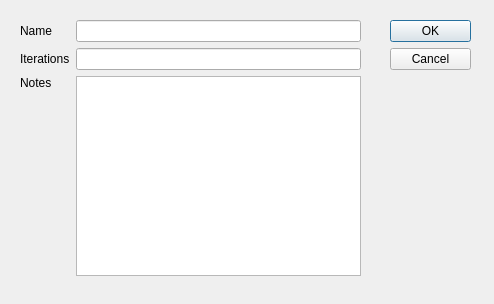
Above: newmodeldlg.ui from Obson/MicroSim-GUI before the change. Below: the same form after it.
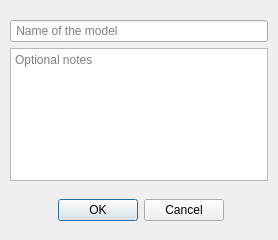
That is the form after the change.

Commit message: 1. Added interest on bank loans 2. Improved menu operation 3. Added Help menu 4. Now saves state on closing (but doesn't yet restore on startup) 5. Added new Preferences dialog for global settings 6. Introduced 'nominal population' so we can work with fixed granularity (100) and use scaling factor for graphs and reporting (not yet implemented) 7. If no models are defined on startup, New Model Dialog appears automatically 8. Moved some parameters from default to global 9. Allow user-determined number of pre-existing firms on startup

```diff
--- a/newmodeldlg.ui
+++ b/newmodeldlg.ui
@@ -6,8 +6,8 @@
    <rect>
     <x>0</x>
     <y>0</y>
-    <width>494</width>
-    <height>304</height>
+    <width>278</width>
+    <height>240</height>
    </rect>
   </property>
   <property name="windowTitle">
@@ -19,37 +19,33 @@
    </property>
    <property name="geometry">
     <rect>
-     <x>390</x>
-     <y>20</y>
-     <width>81</width>
-     <height>241</height>
+     <x>10</x>
+     <y>190</y>
+     <width>261</width>
+     <height>41</height>
     </rect>
    </property>
    <property name="orientation">
-    <enum>Qt::Vertical</enum>
+    <enum>Qt::Horizontal</enum>
    </property>
    <property name="standardButtons">
     <set>QDialogButtonBox::Cancel|QDialogButtonBox::Ok</set>
    </property>
+   <property name="centerButtons">
+    <bool>true</bool>
+   </property>
   </widget>
   <widget class="QWidget" name="">
    <property name="geometry">
     <rect>
-     <x>20</x>
+     <x>10</x>
      <y>20</y>
-     <width>341</width>
-     <height>256</height>
+     <width>258</width>
+     <height>161</height>
     </rect>
    </property>
-   <layout class="QGridLayout" name="gridLayout">
-    <item row="0" column="0">
-     <widget class="QLabel" name="label">
-      <property name="text">
-       <string>Name</string>
-      </property>
-     </widget>
-    </item>
-    <item row="0" column="1">
+   <layout class="QVBoxLayout" name="verticalLayout">
+    <item>
      <widget class="QLineEdit" name="leName">
       <property name="sizePolicy">
        <sizepolicy hsizetype="Ignored" vsizetype="Fixed">
@@ -60,46 +56,25 @@
       <property name="toolTip">
        <string>Enter a name for the new model</string>
       </property>
-      <property name="maxLength">
-       <number>50</number>
-      </property>
-     </widget>
-    </item>
-    <item row="1" column="0">
-     <widget class="QLabel" name="label_2">
       <property name="text">
-       <string>Iterations</string>
-      </property>
-     </widget>
-    </item>
-    <item row="1" column="1">
-     <widget class="QLineEdit" name="leIterations">
-      <property name="toolTip">
-       <string>Enter the number of periods the model will run for</string>
-      </property>
-      <property name="inputMask">
        <string/>
       </property>
       <property name="maxLength">
        <number>32767</number>
       </property>
-     </widget>
-    </item>
-    <item row="2" column="0">
-     <widget class="QLabel" name="label_3">
-      <property name="text">
-       <string>Notes</string>
+      <property name="placeholderText">
+       <string> Name of the model</string>
       </property>
-      <property name="alignment">
-       <set>Qt::AlignLeading|Qt::AlignLeft|Qt::AlignTop</set>
-      </property>
      </widget>
     </item>
-    <item row="2" column="1">
+    <item>
      <widget class="QTextEdit" name="teNotes">
       <property name="toolTip">
        <string>Enter any notes here</string>
       </property>
+      <property name="placeholderText">
+       <string>Optional notes</string>
+      </property>
      </widget>
     </item>
    </layout>
```
Left out of the diff: 2 changed lines with no effect on the pictures. The commit also changes 15 other files.
